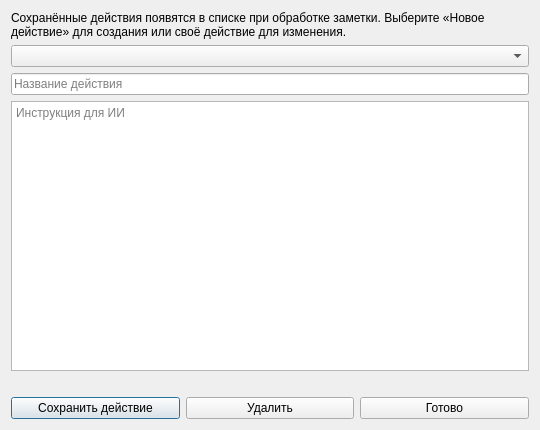
Above: ui/preset_window.ui from thekeny/Sayte before the change. Below: the same form after it.
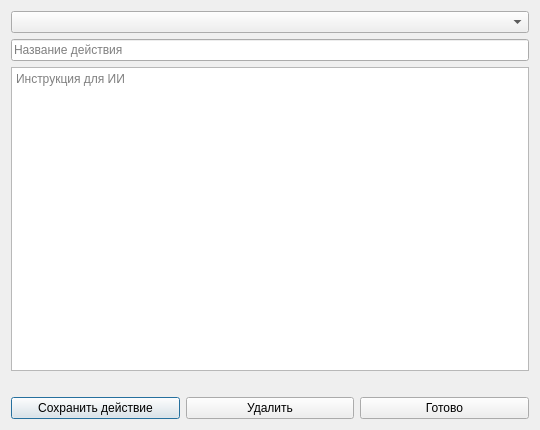
That is the form after the change.

Diff of the .ui file:
```diff
--- a/ui/preset_window.ui
+++ b/ui/preset_window.ui
@@ -2,7 +2,6 @@
 <ui version="4.0"><class>PresetWindow</class><widget class="QDialog" name="PresetWindow">
 <property name="windowTitle"><string>Свои действия ИИ</string></property><property name="geometry"><rect><x>0</x><y>0</y><width>540</width><height>430</height></rect></property>
 <layout class="QVBoxLayout" name="verticalLayout">
-<item><widget class="QLabel" name="hint"><property name="text"><string>Сохранённые действия появятся в списке при обработке заметки. Выберите «Новое действие» для создания или своё действие для изменения.</string></property><property name="wordWrap"><bool>true</bool></property></widget></item>
 <item><widget class="QComboBox" name="presetCombo"/></item>
 <item><widget class="QLineEdit" name="presetName"><property name="placeholderText"><string>Название действия</string></property></widget></item>
 <item><widget class="QPlainTextEdit" name="promptInput"><property name="placeholderText"><string>Инструкция для ИИ</string></property></widget></item>
```
